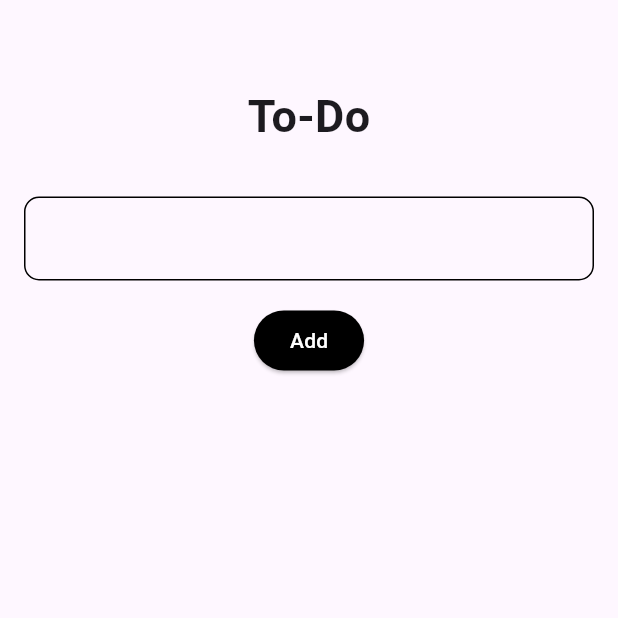
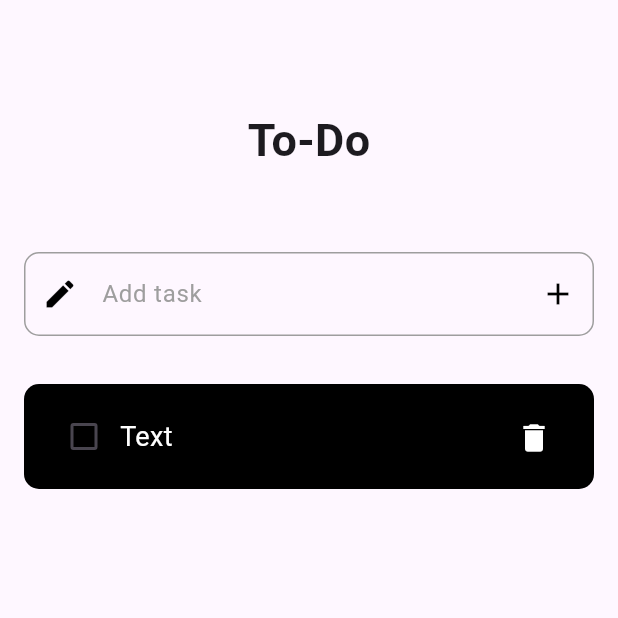
Before and after one commit to 2manas8/To-Do, a Flutter app: the screen it shows after launch, on a phone screen of 412 x 824 dp, the top half of it. Run offline on Flutter 3.47's test engine with Material 3 defaults, Android fonts, the phone set to English and light mode, and no system bars.

Commit message:
UI update and bug fixes

```diff
--- a/frontend/lib/main.dart
+++ b/frontend/lib/main.dart
@@ -1,76 +1,16 @@
 import 'package:flutter/material.dart';
+import 'package:frontend/pages/to-do.dart';
 
 void main() {
-  runApp(const MyApp());
+  runApp(MyApp());
 }
 
 class MyApp extends StatelessWidget {
-  const MyApp({super.key});
-
-  // This widget is the root of your application.
   @override
   Widget build(BuildContext context) {
     return MaterialApp(
       debugShowCheckedModeBanner: false,
-      home: HomePage(),
+      home: ToDoPage(),
     );
   }
 }
-
-class HomePage extends StatefulWidget {
-  @override
-  State<HomePage> createState() => HomePageState();
-}
-
-class HomePageState extends State<HomePage> {
-  var todoController = TextEditingController();
-
-  @override
-  Widget build(BuildContext context) {
-    return Scaffold(
-      appBar: AppBar(),
-      body: Column(
-        children: [
-          Text(
-            'To-Do',
-            style: TextStyle(
-              fontSize: 30,
-              fontWeight: FontWeight.bold
-            ),
-          ),
-          Padding(
-            padding: const EdgeInsets.only(top: 32.0, bottom: 8.0, right: 16.0, left: 16.0),
-            child: TextField(
-              controller: todoController,
-              decoration: InputDecoration(
-                enabledBorder: OutlineInputBorder(
-                  borderRadius: BorderRadius.circular(10),
-                  borderSide: BorderSide(
-                    color: Colors.black
-                  )
-                )
-              ),
-            ),
-          ),
-          Padding(
-            padding: const EdgeInsets.only(top: 8.0, bottom: 32.0, right: 16.0, left: 16.0),
-            child: ElevatedButton(
-              child: Text(
-                'Add',
-                style: TextStyle(
-                  color: Colors.white
-                ),
-              ),
-              style: ButtonStyle(
-                backgroundColor: MaterialStateProperty.all(Colors.black)
-              ),
-              onPressed: () {
-                print(todoController.text.toString());
-              },
-            ),
-          )
-        ],
-      )
-    );
-  }
-}
--- /dev/null
+++ b/frontend/lib/pages/to-do.dart
@@ -0,0 +1,45 @@
+import 'package:flutter/material.dart';
+import 'package:frontend/providers/controllers.dart';
+import 'package:frontend/services/to-do_services.dart';
+import 'package:frontend/utils/constants.dart';
+import 'package:frontend/widgets/custom_text_field.dart';
+import 'package:frontend/widgets/custom_title.dart';
+import 'package:frontend/widgets/error_text.dart';
+import 'package:frontend/widgets/task_display.dart';
+
+class ToDoPage extends StatefulWidget {
+  @override
+  State<ToDoPage> createState() => ToDoPageState();
+}
+
+class ToDoPageState extends State<ToDoPage> {
+  bool isCheck = false;
+
+  @override
+  Widget build(BuildContext context) {
+    return Scaffold(
+      appBar: AppBar(),
+      body: Column(
+        children: [
+          CustomTitle(
+            title: toDoText
+          ),
+          ErrorText(),
+          CustomTextField(
+            keyboardType: TextInputType.text,
+            controller: NewTaskControllers.newTaskController,
+            hintText: addTaskText,
+            prefixIcon: Icons.edit,
+            onPressedFunction: () async {
+              await ToDoApiCalls.addTask(
+                NewTaskControllers.newTaskController.text.toString()
+              );
+              setState(() {});
+            },
+          ),
+          TaskDisplay()
+        ],
+      )
+    );
+  }
+}
--- /dev/null
+++ b/frontend/lib/providers/controllers.dart
@@ -0,0 +1,15 @@
+import 'package:flutter/material.dart';
+
+class NewTaskControllers {
+  static TextEditingController newTaskController = TextEditingController();
+}
+
+class TaskControllers {
+  static bool isCheck = false;
+}
+
+class CommonControllers {
+  static void clearControllers() {
+    NewTaskControllers.newTaskController.clear();
+  }
+}
--- /dev/null
+++ b/frontend/lib/providers/error_provider.dart
@@ -0,0 +1,3 @@
+class ErrorProvider {
+  static String errorMessage = '';
+}
--- /dev/null
+++ b/frontend/lib/utils/colors.dart
@@ -0,0 +1,8 @@
+import 'package:flutter/material.dart';
+
+class AppColors {
+  static const Color primaryColor = Color(0xFFFFFFFF);
+  static const Color secondaryColor = Color(0xFF9E9E9E);
+  static const Color tertiaryColor = Color(0xFF000000);
+  static const Color errorTextColor = Color(0xFFF44336);
+}
--- /dev/null
+++ b/frontend/lib/utils/constants.dart
@@ -0,0 +1,17 @@
+// API constants
+const String baseUrl = 'https://to-do-app-a847.onrender.com/api/v1';
+const String addTaskEndpoint = '/add';
+const String getTasksEndpoint = '/get';
+const String taskCompleteEndpoint = '/update/';
+const String deleteTaskEndpoint = '/delete/';
+
+// Text constants
+const String toDoText = 'To-Do';
+const String addTaskText = 'Add task';
+
+// Padding and margin constants
+const double defaultPadding = 16.0;
+const double defaultMargin = 16.0;
+
+// Border constants
+const double borderRadius = 10.0;
--- /dev/null
+++ b/frontend/lib/widgets/custom_text_field.dart
@@ -0,0 +1,62 @@
+import 'package:flutter/material.dart';
+import 'package:frontend/utils/colors.dart';
+import 'package:frontend/utils/constants.dart';
+
+class CustomTextField extends StatelessWidget {
+  final TextInputType keyboardType;
+  final TextEditingController controller;
+  final String hintText;
+  final IconData prefixIcon;
+  final void Function() onPressedFunction;
+
+  const CustomTextField({
+    required this.keyboardType,
+    required this.controller,
+    required this.hintText,
+    required this.prefixIcon,
+    required this.onPressedFunction
+  });
+
+  @override
+  Widget build(BuildContext context) {
+    return Padding(
+      padding: EdgeInsets.all(defaultPadding),
+      child: TextField(
+        keyboardType: keyboardType,
+        controller: controller,
+        autofocus: false,
+        decoration: InputDecoration(
+          enabledBorder: OutlineInputBorder(
+            borderRadius: BorderRadius.circular(borderRadius),
+            borderSide: BorderSide(
+              color: AppColors.secondaryColor
+            )
+          ),
+          focusedBorder: OutlineInputBorder(
+            borderRadius: BorderRadius.circular(borderRadius),
+            borderSide: BorderSide(
+              color: AppColors.tertiaryColor,
+              width: 2
+            )
+          ),
+          hintText: hintText,
+          hintStyle: TextStyle(
+            color: AppColors.secondaryColor,
+            fontWeight: FontWeight.w400
+          ),
+          prefixIcon: Icon(
+            prefixIcon,
+            color: AppColors.tertiaryColor,
+          ),
+          suffixIcon: IconButton(
+            icon: Icon(
+              Icons.add,
+              color: AppColors.tertiaryColor,
+            ),
+            onPressed: onPressedFunction
+          )
+        ),
+      ),
+    );
+  }
+}
--- /dev/null
+++ b/frontend/lib/widgets/custom_title.dart
@@ -0,0 +1,25 @@
+import 'package:flutter/material.dart';
+import 'package:frontend/utils/constants.dart';
+
+class CustomTitle extends StatelessWidget {
+  final String title;
+
+  const CustomTitle({
+    required this.title
+  });
+
+  @override
+  Widget build(BuildContext context) {
+    return Padding(
+      padding: const EdgeInsets.all(defaultPadding),
+      child: Text(
+        title,
+        style: TextStyle(
+            fontSize: 30,
+            fontWeight: FontWeight.bold
+        ),
+      ),
+    );
+  }
+
+}
--- /dev/null
+++ b/frontend/lib/widgets/task_display.dart
@@ -0,0 +1,60 @@
+import 'package:flutter/material.dart';
+import 'package:frontend/providers/controllers.dart';
+import 'package:frontend/utils/colors.dart';
+import 'package:frontend/utils/constants.dart';
+
+class TaskDisplay extends StatefulWidget {
+  @override
+  State<TaskDisplay> createState() => TaskDisplayState();
+}
+
+class TaskDisplayState extends State<TaskDisplay> {
+  @override
+  Widget build(BuildContext context) {
+    return Container(
+      height: 70,
+      padding: EdgeInsets.all(defaultPadding),
+      margin: EdgeInsets.all(defaultMargin),
+      decoration: BoxDecoration(
+        color: AppColors.tertiaryColor,
+        borderRadius: BorderRadius.circular(borderRadius)
+      ),
+      child: Row(
+        children: [
+          Checkbox(
+            value: TaskControllers.isCheck,
+            onChanged: (bool? value) {
+              setState(() {
+                TaskControllers.isCheck = value!;
+              });
+            },
+            activeColor: AppColors.primaryColor,
+            checkColor: AppColors.tertiaryColor,
+          ),
+          Expanded(
+            child: Text(
+              'Text',
+              textAlign: TextAlign.start,
+              style: TextStyle(
+                color: AppColors.primaryColor,
+                fontSize: 18.0,
+                decoration: TaskControllers.isCheck ? TextDecoration.lineThrough : null,
+                decorationThickness: 2.0,
+                decorationColor: AppColors.primaryColor
+              ),
+              maxLines: 1,
+            ),
+          ),
+          IconButton(
+            onPressed: (){
+              print('Task deleted');
+            },
+            icon: Icon(
+              Icons.delete,
+              color: AppColors.primaryColor,
+            ))
+        ],
+      ),
+    );
+  }
+}
--- a/frontend/pubspec.yaml
+++ b/frontend/pubspec.yaml
@@ -35,6 +35,8 @@ dependencies:
   # The following adds the Cupertino Icons font to your application.
   # Use with the CupertinoIcons class for iOS style icons.
   cupertino_icons: ^1.0.6
+  http: ^1.2.1
+  modal_progress_hud_nsn: ^0.5.1
 
 dev_dependencies:
   flutter_test:
```
Also changed, not shown: frontend/lib/services/to-do_services.dart (added, +43 -0 lines), frontend/lib/widgets/error_text.dart (added, +16 -0 lines), frontend/pubspec.lock, 6 other files.
